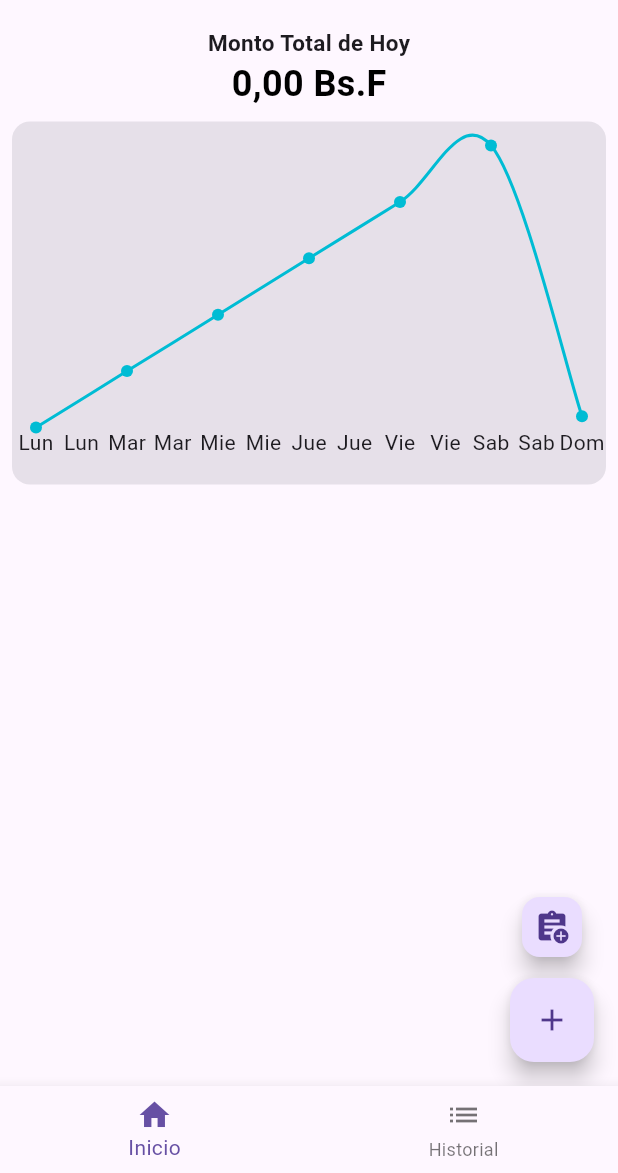
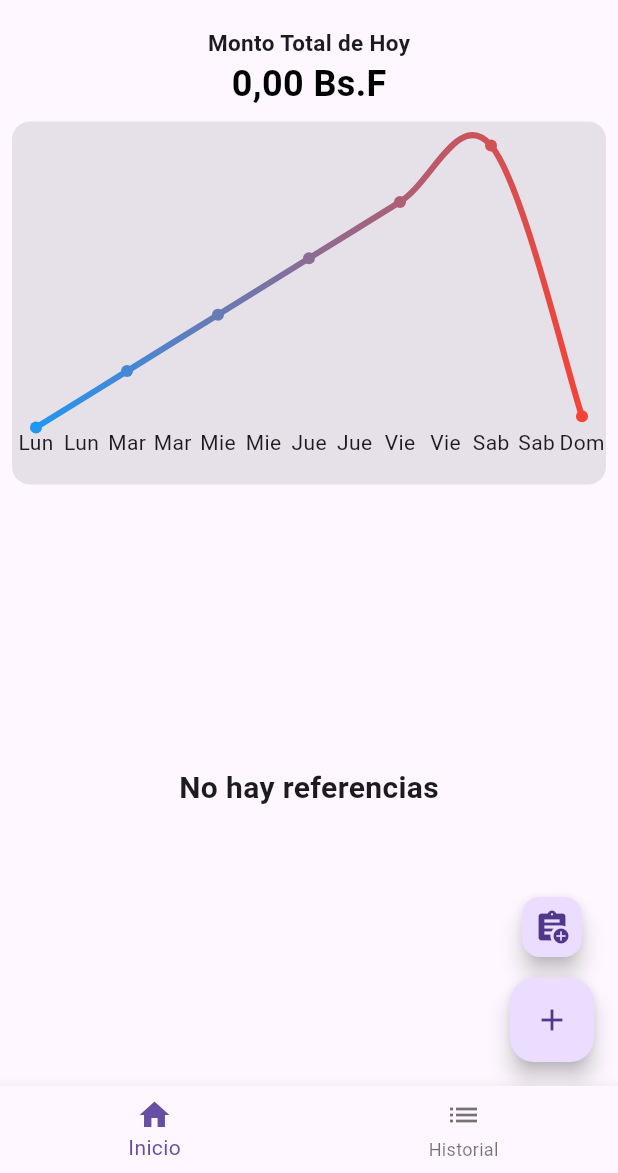
Before and after one commit to NightmareFox12/mi-referencia, a Flutter app: the screen it shows after launch, on a phone screen of 412 x 824 dp, the part 63-1236 px from its top. Run offline on Flutter 3.47's test engine with Material 3 defaults, Android fonts, the phone set to English and light mode, and no system bars; drawn by our look-alikes of fl_chart, skeletonizer; our stand-ins replace drift, drift_flutter, flutter_hooks, flutter_riverpod, hooks_riverpod, shared_preferences; accounts and stored records are empty; generated files the repository leaves out were written again.

Commit message:
feat: Introduce reference data source, Riverpod state management, and home screen with reference list and chart.

```diff
--- a/lib/domain/reference_provider.dart
+++ b/lib/domain/reference_provider.dart
@@ -67,3 +67,11 @@ final totalAmountProvider = FutureProvider<double>((ref) async {
 
   return await dataSource.getAmountTotalReference();
 });
+
+final lastReferencesProvider = FutureProvider<List<Reference>>((ref) async {
+  final dataSource = ref.watch(referenceDataSourceProvider);
+
+  ref.watch(referenceProvider);
+
+  return await dataSource.getLastReferences();
+});
--- a/lib/presentation/home/home_screen.dart
+++ b/lib/presentation/home/home_screen.dart
@@ -1,9 +1,11 @@
 import 'package:flutter/material.dart';
 import 'package:flutter_hooks/flutter_hooks.dart';
 import 'package:hooks_riverpod/hooks_riverpod.dart';
+import 'package:mi_referencia/domain/reference_provider.dart';
 import 'package:mi_referencia/presentation/history/history_screen.dart';
 import 'package:mi_referencia/presentation/widgets/bottom_bar_widget.dart';
 import 'package:mi_referencia/presentation/widgets/fab_menu.dart';
+import 'package:mi_referencia/presentation/widgets/last_references.dart';
 import 'package:mi_referencia/presentation/widgets/last_week_line_chart.dart';
 import 'package:mi_referencia/presentation/widgets/total_amount_label.dart';
 
@@ -26,8 +28,8 @@ class HomeScreen extends HookConsumerWidget {
               ? Column(
                   children: [
                     TotalAmountLabel(),
-                    // AnimatePie(currentScreen: currentScreen),
                     LastWeekLineChart(),
+                    LastReferences(),
                   ],
                 )
               : (currentScreen.value == 1)
--- /dev/null
+++ b/lib/presentation/widgets/last_references.dart
@@ -0,0 +1,78 @@
+import 'package:flutter/material.dart';
+import 'package:hooks_riverpod/hooks_riverpod.dart';
+import 'package:mi_referencia/data/database/database.dart';
+import 'package:mi_referencia/domain/bank_provider.dart';
+import 'package:mi_referencia/domain/reference_provider.dart';
+import 'package:mi_referencia/presentation/widgets/reference_details_dialog.dart';
+import 'package:mi_referencia/utils/format_amount.dart';
+
+class LastReferences extends HookConsumerWidget {
+  const LastReferences({super.key});
+
+  @override
+  Widget build(BuildContext context, WidgetRef ref) {
+    //watch
+    final AsyncValue<List<Reference>> lastReferencesAsync = ref.watch(
+      lastReferencesProvider,
+    );
+    return Expanded(
+      flex: 5,
+      child: lastReferencesAsync.when(
+        data: (data) => data.isEmpty
+            ? Center(
+                child: Text(
+                  'No hay referencias',
+                  style: TextStyle(fontWeight: FontWeight.bold, fontSize: 20),
+                ),
+              )
+            : Card(
+                child: ListView.separated(
+                  itemCount: data.length,
+                  itemBuilder: (context, index) => Padding(
+                    padding: const EdgeInsets.only(left: 8, right: 8),
+                    child: ListTile(
+                      leading: Text('#${index + 1}'),
+                      title: Text(
+                        'Referencia: ${data[index].reference}',
+                        style: TextStyle(fontWeight: FontWeight.bold),
+                        textAlign: TextAlign.center,
+                      ),
+
+                      subtitle: Text(
+                        'Monto: ${formatAmount(data[index].amount)} Bs.F',
+                        textAlign: TextAlign.center,
+                      ),
+                      trailing: Tooltip(
+                        message: 'Ver detalles',
+                        waitDuration: Duration(milliseconds: 500),
+                        child: IconButton.filled(
+                          onPressed: () {
+                            Bank? bankInfo;
+                            if (data[index].bankID != null) {
+                              bankInfo = ref
+                                  .watch(bankInfoProvider(data[index].bankID!))
+                                  .value;
+                            }
+                            showReferenceDetailsDialog(
+                              context,
+                              data[index],
+                              bankInfo,
+                            );
+                          },
+                          icon: Icon(Icons.remove_red_eye),
+                        ),
+                      ),
+                    ),
+                  ),
+                  separatorBuilder: (BuildContext context, int index) {
+                    return Divider();
+                  },
+                ),
+              ),
+
+        loading: () => Center(child: CircularProgressIndicator()),
+        error: (error, stackTrace) => Text(error.toString()),
+      ),
+    );
+  }
+}
--- a/lib/presentation/widgets/last_week_line_chart.dart
+++ b/lib/presentation/widgets/last_week_line_chart.dart
@@ -1,11 +1,10 @@
 import 'package:fl_chart/fl_chart.dart';
-import 'package:flutter/cupertino.dart';
 import 'package:flutter/material.dart';
 import 'package:hooks_riverpod/hooks_riverpod.dart';
 import 'package:mi_referencia/utils/format_amount.dart';
 
 class LastWeekLineChart extends HookConsumerWidget {
-  final List<String> weekDays = [
+  static final List<String> weekDays = [
     "Lun",
     "Mar",
     "Mie",
@@ -62,7 +61,8 @@ class LastWeekLineChart extends HookConsumerWidget {
                 lineBarsData: [
                   LineChartBarData(
                     isCurved: true,
-
+                    barWidth: 4,
+                    gradient: LinearGradient(colors: [Colors.blue, Colors.red]),
                     spots: [
                       const FlSpot(0, 0),
                       const FlSpot(1, 500),
```
Also changed, not shown: lib/data/datasources/reference_data_source.dart (+11 -0 lines).
